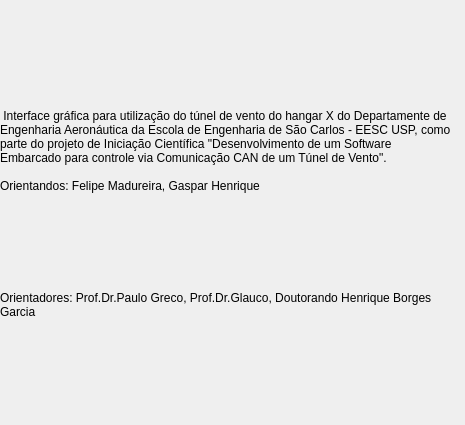
First picture: the form in interface/sobre.ui, repository madfelps/FAN, before the edit.
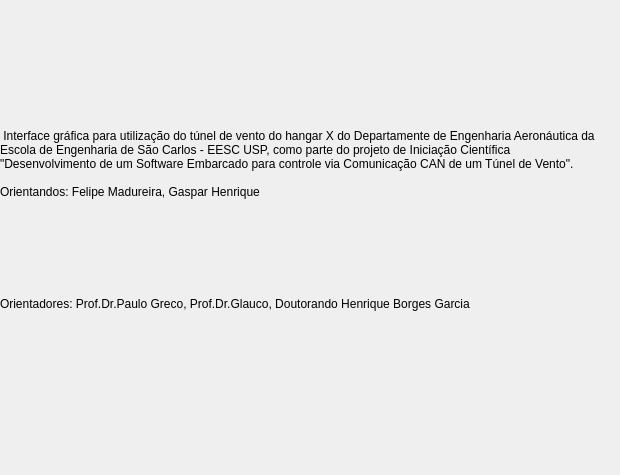
Second picture: the form after the edit. Icons and pictures are not drawn.

Commit message: Interface atualizada para teste

```diff
--- a/interface/sobre.ui
+++ b/interface/sobre.ui
@@ -6,8 +6,8 @@
    <rect>
     <x>0</x>
     <y>0</y>
-    <width>465</width>
-    <height>425</height>
+    <width>620</width>
+    <height>475</height>
    </rect>
   </property>
   <property name="windowTitle">
@@ -17,9 +17,9 @@
    <property name="geometry">
     <rect>
      <x>0</x>
-     <y>10</y>
-     <width>451</width>
-     <height>421</height>
+     <y>12</y>
+     <width>603</width>
+     <height>429</height>
     </rect>
    </property>
    <property name="text">
@@ -43,10 +43,10 @@
   <widget class="QLabel" name="label_2">
    <property name="geometry">
     <rect>
-     <x>154</x>
-     <y>200</y>
-     <width>115</width>
-     <height>111</height>
+     <x>214</x>
+     <y>204</y>
+     <width>113</width>
+     <height>107</height>
     </rect>
    </property>
    <property name="text">
@@ -62,10 +62,10 @@
   <widget class="QLabel" name="label_3">
    <property name="geometry">
     <rect>
-     <x>14</x>
-     <y>200</y>
-     <width>131</width>
-     <height>109</height>
+     <x>88</x>
+     <y>204</y>
+     <width>121</width>
+     <height>107</height>
     </rect>
    </property>
    <property name="autoFillBackground">
```
The commit also changes 6 other files.
